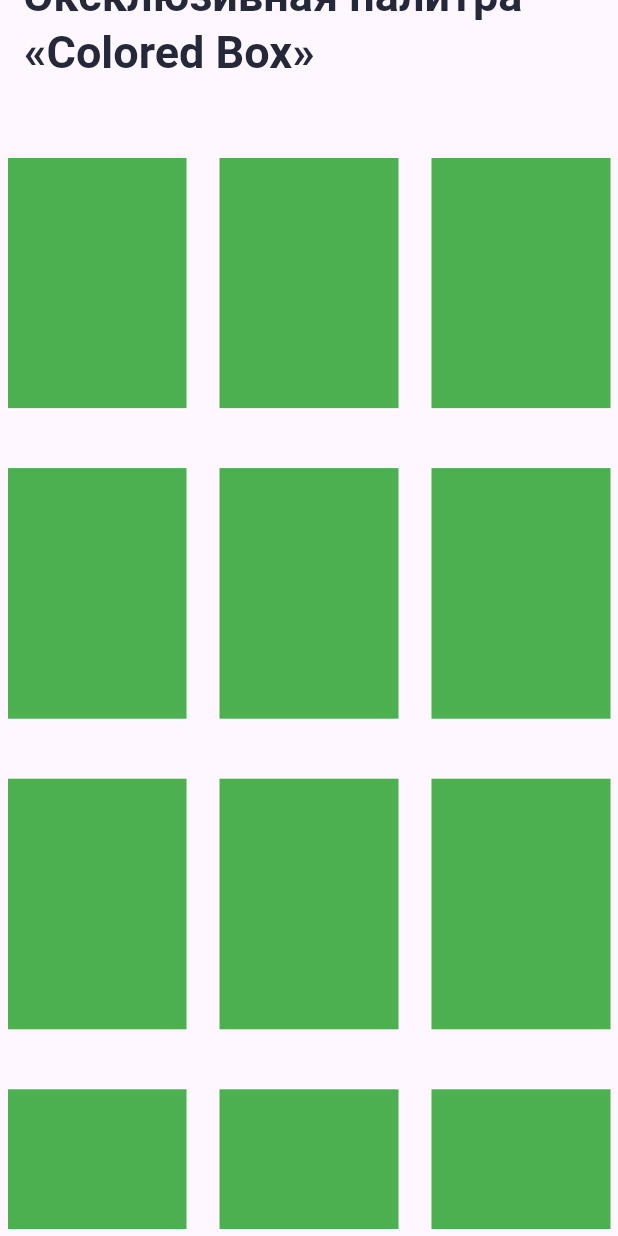
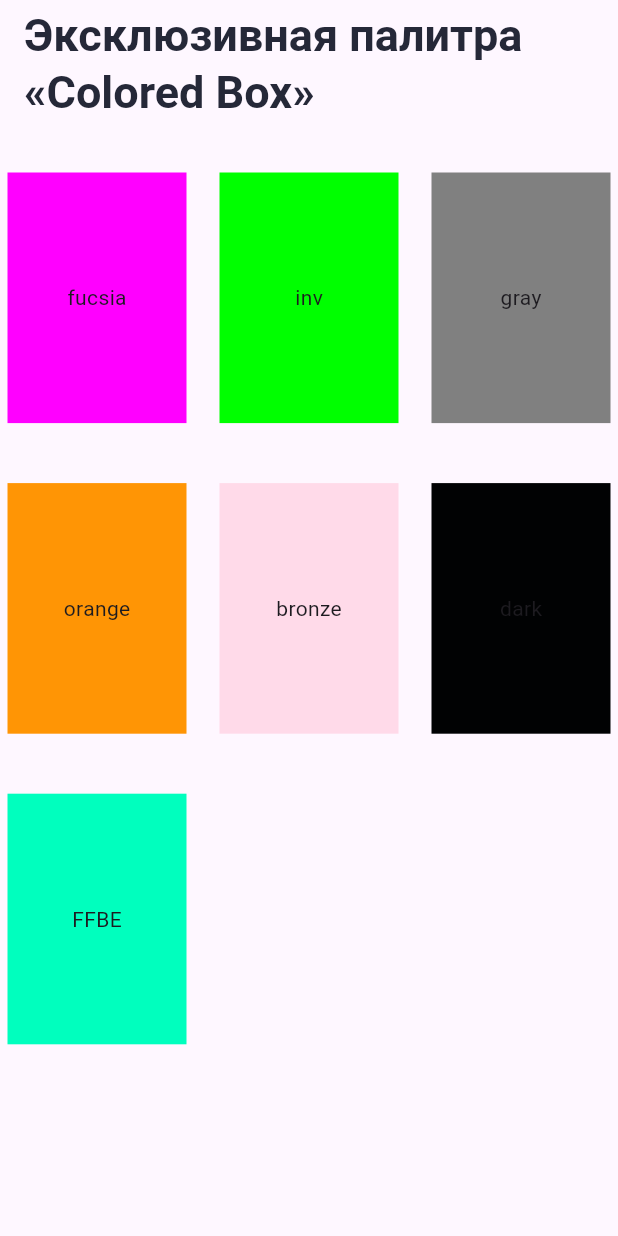
Before and after one commit to Arctic2/flutter_color_pallete, a Flutter app: the screen it shows after launch, on a phone screen of 412 x 824 dp. Run offline on Flutter 3.47's test engine with Material 3 defaults, Android fonts, the phone set to English and light mode, and no system bars; our stand-ins replace google_fonts; Roboto replaces fonts that are missing (Ubuntu).

Commit message:
repo + mock + dto

```diff
--- /dev/null
+++ b/lib/DataAccess/i_color_repository.dart
@@ -0,0 +1,5 @@
+import 'package:surf_flutter_courses_template/Models/color_dto.dart';
+
+abstract class IColorRepository {
+  Future<List<ColorDto>> getColors();
+}
--- /dev/null
+++ b/lib/DataAccess/mock_color_repository.dart
@@ -0,0 +1,21 @@
+import 'package:surf_flutter_courses_template/DataAccess/i_color_repository.dart';
+import 'package:surf_flutter_courses_template/Models/color_dto.dart';
+
+class MockColorRepository implements IColorRepository {
+  final List<ColorDto> _colors = [
+    ColorDto("fucsia", "ff00ff"),
+    ColorDto("inv", "00ff00"),
+    ColorDto("gray", "808080"),
+    ColorDto("orange", "ff9505"),
+    ColorDto("bronze", "ffdae9"),
+    ColorDto("dark", "010203"),
+    ColorDto("FFBE", "00ffbe"),
+  ];
+
+  @override
+  Future<List<ColorDto>> getColors() async {
+    await Future.delayed(const Duration(seconds: 3));
+    // throw Exception();
+    return _colors;
+  }
+}
--- /dev/null
+++ b/lib/Models/color_dto.dart
@@ -0,0 +1,6 @@
+class ColorDto {
+  String name;
+  String hex;
+
+  ColorDto(this.name, this.hex);
+}
--- /dev/null
+++ b/lib/Utils/hex_color.dart
@@ -0,0 +1,18 @@
+import 'package:flutter/material.dart';
+
+extension HexColor on Color {
+  /// String is in the format "aabbcc" or "ffaabbcc" with an optional leading "#".
+  static Color fromHex(String hexString) {
+    final buffer = StringBuffer();
+    if (hexString.length == 6 || hexString.length == 7) buffer.write('ff');
+    buffer.write(hexString.replaceFirst('#', ''));
+    return Color(int.parse(buffer.toString(), radix: 16));
+  }
+
+  /// Prefixes a hash sign if [leadingHashSign] is set to true (default is true).
+  String toHex({bool leadingHashSign = true}) => '${leadingHashSign ? '#' : ''}'
+      '${alpha.toRadixString(16).padLeft(2, '0')}'
+      '${red.toRadixString(16).padLeft(2, '0')}'
+      '${green.toRadixString(16).padLeft(2, '0')}'
+      '${blue.toRadixString(16).padLeft(2, '0')}';
+}
--- a/lib/main.dart
+++ b/lib/main.dart
@@ -1,4 +1,5 @@
 import 'package:flutter/material.dart';
+import 'package:surf_flutter_courses_template/DataAccess/mock_color_repository.dart';
 import 'package:surf_flutter_courses_template/screens/palette_screen.dart';
 
 void main() {
@@ -10,8 +11,12 @@ class MainApp extends StatelessWidget {
 
   @override
   Widget build(BuildContext context) {
-    return const MaterialApp(
-      home: PaletteScreen(),
+    var repo = MockColorRepository();
+
+    return MaterialApp(
+      home: PaletteScreen(
+        repository: repo,
+      ),
     );
   }
 }
--- a/lib/screens/palette_screen.dart
+++ b/lib/screens/palette_screen.dart
@@ -1,15 +1,18 @@
 import 'package:flutter/material.dart';
 import 'package:google_fonts/google_fonts.dart';
+import 'package:surf_flutter_courses_template/DataAccess/i_color_repository.dart';
+import 'package:surf_flutter_courses_template/Models/color_dto.dart';
+import 'package:surf_flutter_courses_template/Utils/hex_color.dart';
 
 class PaletteScreen extends StatelessWidget {
-  const PaletteScreen({Key? key}) : super(key: key);
+  IColorRepository _repository;
+  PaletteScreen({Key? key, required IColorRepository repository}) : _repository = repository;
 
   @override
   Widget build(BuildContext context) {
     return Scaffold(
-      appBar: PreferredSize(
-        preferredSize: Size.fromHeight(100),
-        child: AppBar(
+      appBar: AppBar(
+        toolbarHeight: 110,
         title: SafeArea(
           child: SizedBox(
             height: 100,
@@ -24,22 +27,57 @@ class PaletteScreen extends StatelessWidget {
           ),
         ),
       ),
-      ),
       body: Padding(
         padding: EdgeInsets.fromLTRB(5, 5, 5, 5),
-        child: GridView.count(
+        child: FutureBuilder(
+            future: _repository.getColors(),
+            builder: (context, snapshot) {
+              if (snapshot.hasData) {
+                if (snapshot.data!.isEmpty) {
+                  return Text('Не найдено ни одного цвета');
+                }
+                return ColorGrid(
+                  colors: snapshot.data!,
+                );
+              } else if (snapshot.hasError) {
+                return Text('Error');
+              } else {
+                return Center(
+                  child: SizedBox(
+                    child: CircularProgressIndicator(),
+                    width: 60,
+                    height: 60,
+                  ),
+                );
+              }
+            }),
+      ),
+    );
+  }
+}
+
+class ColorGrid extends StatelessWidget {
+  List<ColorDto> _colors;
+
+  ColorGrid({Key? key, required List<ColorDto> colors}) : _colors = colors;
+
+  @override
+  Widget build(BuildContext context) {
+    return GridView.count(
         crossAxisCount: 3,
         crossAxisSpacing: 22,
         mainAxisSpacing: 40,
         childAspectRatio: 100 / 140,
-          children: List.generate(
-            20,
-            (index) => Container(
-              color: Colors.green,
+        children: [
+          ..._colors.map((e) => Container(
+                height: 140,
+                width: 100,
+                color: HexColor.fromHex(e.hex),
+                child: Align(
+                  alignment: Alignment.center,
+                  child: Text(e.name),
                 ),
-          ),
-        ),
-      ),
-    );
+              ))
+        ]);
   }
 }
```
Lines whose indentation alone changed are shown as unchanged.
